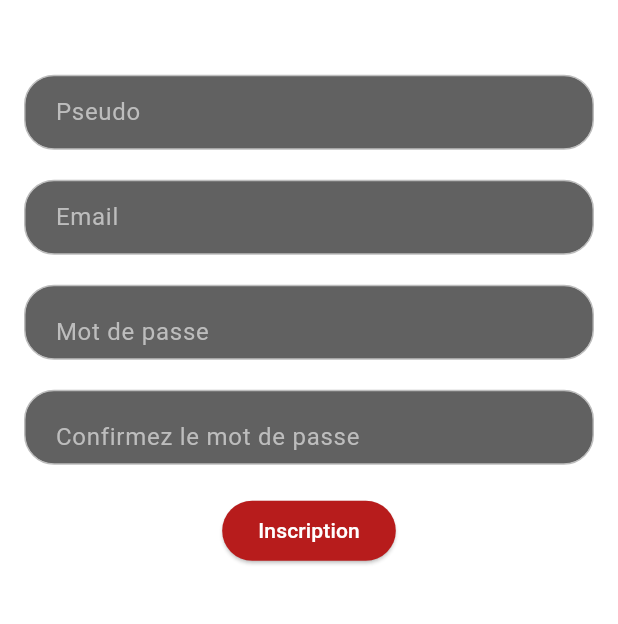
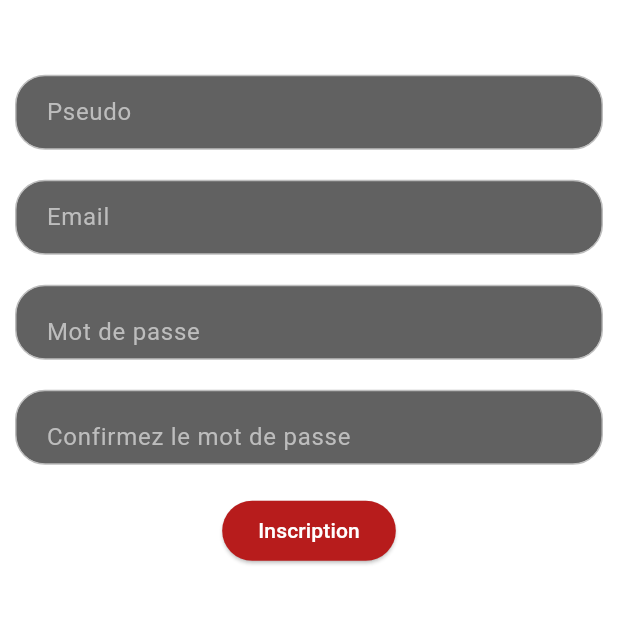
Before and after one commit to Pagiestm/Luminous-Movies, a Flutter app: the MaListe screen opened directly, after a tap on "Connexion", after a tap on "S'inscrire", on a phone screen of 412 x 824 dp, the part 325-949 px from its top. Run offline on Flutter 3.47's test engine with Material 3 defaults, Android fonts, the phone set to English and light mode, and no system bars; our stand-ins replace cached_network_image, carousel_slider, elegant_notification, flutter_svg; missing offline and left inert: dart:ffi, session_manager; network calls fail.

Commit message:
style(Connexion, Inscription): change value for horizontal

```diff
--- a/app_mobile/lib/pages/Connexion.dart
+++ b/app_mobile/lib/pages/Connexion.dart
@@ -47,7 +47,7 @@ class ConnexionState extends State<Connexion> {
                     ],
                   ),
                   Padding(
-                    padding: const EdgeInsets.symmetric(horizontal: 16.0),
+                    padding: const EdgeInsets.symmetric(horizontal: 10.0),
                     child: Container(
                       margin: EdgeInsets.only(top: 50),
                       decoration: BoxDecoration(
@@ -74,7 +74,7 @@ class ConnexionState extends State<Connexion> {
                   ),
                   SizedBox(height: 20),
                   Padding(
-                    padding: const EdgeInsets.symmetric(horizontal: 16.0),
+                    padding: const EdgeInsets.symmetric(horizontal: 10.0),
                     child: Container(
                       decoration: BoxDecoration(
                           color: Colors.grey.shade700,
--- a/app_mobile/lib/pages/Inscription.dart
+++ b/app_mobile/lib/pages/Inscription.dart
@@ -54,7 +54,7 @@ class InscriptionState extends State<Inscription> {
               ],
             ),
             Padding(
-              padding: const EdgeInsets.symmetric(horizontal: 16.0),
+              padding: const EdgeInsets.symmetric(horizontal: 10.0),
               child: Container(
                 margin: EdgeInsets.only(top: 50),
                 decoration: BoxDecoration(
@@ -81,7 +81,7 @@ class InscriptionState extends State<Inscription> {
             ),
             SizedBox(height: 20),
             Padding(
-              padding: const EdgeInsets.symmetric(horizontal: 16.0),
+              padding: const EdgeInsets.symmetric(horizontal: 10.0),
               child: Container(
                 margin: EdgeInsets.only(top: 0),
                 decoration: BoxDecoration(
@@ -112,7 +112,7 @@ class InscriptionState extends State<Inscription> {
             ),
             SizedBox(height: 20),
             Padding(
-              padding: const EdgeInsets.symmetric(horizontal: 16.0),
+              padding: const EdgeInsets.symmetric(horizontal: 10.0),
               child: Container(
                 decoration: BoxDecoration(
                     color: Colors.grey.shade700,
@@ -153,7 +153,7 @@ class InscriptionState extends State<Inscription> {
             ),
             SizedBox(height: 20),
             Padding(
-              padding: const EdgeInsets.symmetric(horizontal: 16.0),
+              padding: const EdgeInsets.symmetric(horizontal: 10.0),
               child: Container(
                 decoration: BoxDecoration(
                     color: Colors.grey.shade700,
```
